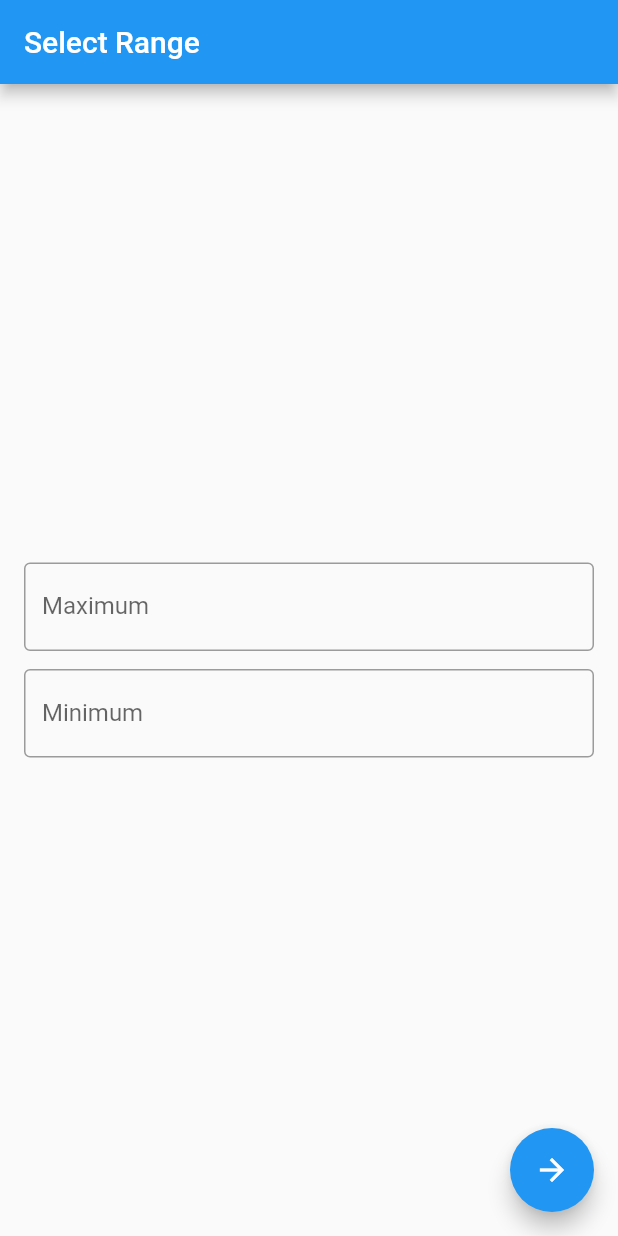
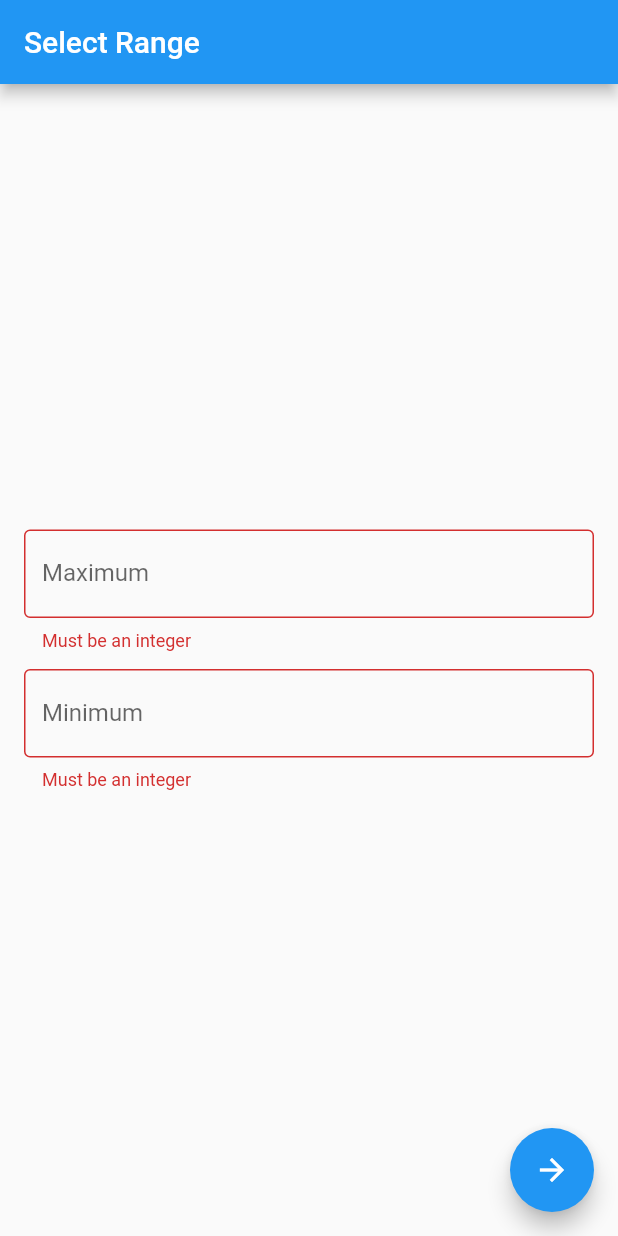
Before and after one commit to vprodus/flutter_foundation, a Flutter app: the screen it shows after launch, after a tap on the "arrow forward" icon, on a phone screen of 412 x 824 dp. Run offline on Flutter 3.47's test engine with Material 2 defaults, Android fonts, the light colour scheme and no system bars.

Commit message:
Extract the Form to the separate function. Using typedef to define the function type

```diff
--- /dev/null
+++ b/lib/range_selector_form.dart
@@ -0,0 +1,45 @@
+import 'package:flutter/material.dart';
+
+typedef IntValueSetter = void Function(int value);
+
+Form rangeSelectorForm(GlobalKey<FormState> formKey,
+    IntValueSetter maxValueSetter, IntValueSetter minValueSetter) {
+  return Form(
+    key: formKey,
+    child: Container(
+      child: Padding(
+        padding: const EdgeInsets.all(16.0),
+        child: Column(
+          mainAxisAlignment: MainAxisAlignment.center,
+          children: [
+            rangeSelectorTextFormField('Maximum', maxValueSetter),
+            const SizedBox(height: 12),
+            rangeSelectorTextFormField('Minimum', minValueSetter),
+          ],
+        ),
+      ),
+    ),
+  );
+}
+
+TextFormField rangeSelectorTextFormField(
+    String label, IntValueSetter intValueSetter) {
+  return TextFormField(
+    decoration: InputDecoration(
+      border: const OutlineInputBorder(),
+      labelText: label,
+    ),
+    keyboardType: const TextInputType.numberWithOptions(
+      decimal: false,
+      signed: true,
+    ),
+    validator: (value) {
+      if (value == null || int.tryParse(value) == null) {
+        return 'Must be an integer';
+      } else {
+        return null;
+      }
+    },
+    onSaved: (newValue) => intValueSetter(int.parse(newValue ?? '')),
+  );
+}
--- a/lib/range_selector_page.dart
+++ b/lib/range_selector_page.dart
@@ -1,4 +1,5 @@
 import 'package:flutter/material.dart';
+import 'package:flutter_fundations/range_selector_form.dart';
 
 class RangeSelectorPage extends StatefulWidget {
   const RangeSelectorPage({super.key});
@@ -8,6 +9,7 @@ class RangeSelectorPage extends StatefulWidget {
 }
 
 class _RangeSelectorPageState extends State<RangeSelectorPage> {
+  final formKey = GlobalKey<FormState>();
   int _min = 0;
   int _max = 0;
 
@@ -17,43 +19,17 @@ class _RangeSelectorPageState extends State<RangeSelectorPage> {
       appBar: AppBar(
         title: Text('Select Range'),
       ),
-      body: Form(
-        child: Container(
-          child: Padding(
-            padding: const EdgeInsets.all(16.0),
-            child: Column(
-              mainAxisAlignment: MainAxisAlignment.center,
-              children: [
-                rangeSelectorTextFormField('Maximum', (value) => _max = value),
-                const SizedBox(height: 12),
-                rangeSelectorTextFormField('Minimum', (value) => _min = value),
-              ],
-            ),
-          ),
-        ),
-      ),
+      body: rangeSelectorForm(
+          formKey, (value) => _max = value, (value) => _min = value),
       floatingActionButton: FloatingActionButton(
         child: const Icon(Icons.arrow_forward),
         onPressed: () {
-          // TODO: Validate the Form
+          if (formKey.currentState?.validate() == true) {
+            formKey.currentState?.save();
+          }
           // TODO: Navigate to the generator page
         },
       ),
     ); // This trailing comma makes auto-formatting nicer for build methods.
   }
-
-  TextFormField rangeSelectorTextFormField(
-      String label, void Function(int value) intValueSetter) {
-    return TextFormField(
-      decoration: InputDecoration(
-        border: const OutlineInputBorder(),
-        labelText: label,
-      ),
-      keyboardType: const TextInputType.numberWithOptions(
-        decimal: false,
-        signed: true,
-      ),
-      onSaved: (newValue) => intValueSetter(int.parse(newValue ?? '')),
-    );
-  }
 }
```
